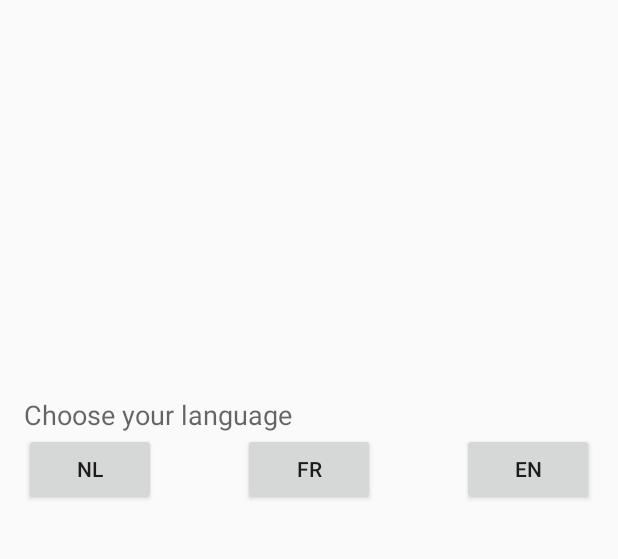
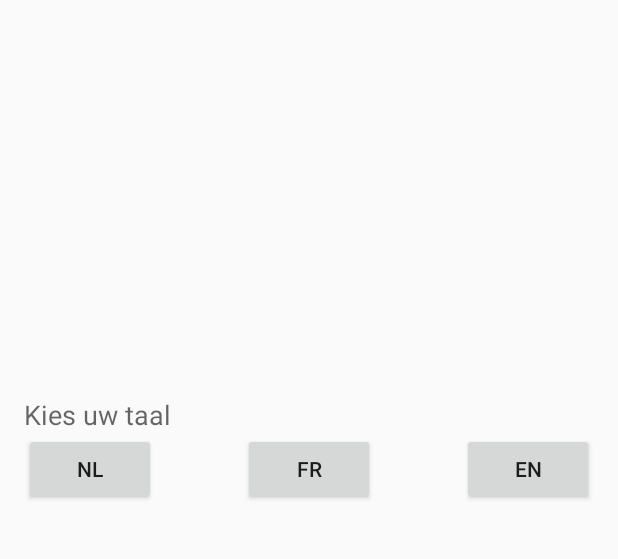
Before and after one commit to oSoc14/Artoria, an Android app: the screen it shows after launch (LanguageChoiceActivity), on a phone screen of 412 x 824 dp, the part 149-708 px from its top. Run offline under Robolectric (Android 15) with nearby library versions, the phone set to English and light mode, and no system bars; 2 statements that could not run were skipped.

Commit message:
Fixed images scaling and translated a string

```diff
--- a/app/src/main/java/be/artoria/belfortapp/mixare/mgr/location/LocationMgrImpl.java
+++ b/app/src/main/java/be/artoria/belfortapp/mixare/mgr/location/LocationMgrImpl.java
@@ -79,9 +79,9 @@ class LocationMgrImpl implements LocationFinder {
 		// fallback for the case where GPS and network providers are disabled
 		Location hardFix = new Location("reverseGeocoded");
 
-		// Belfort
-		hardFix.setLatitude(46.480302);
-		hardFix.setLongitude(11.296005);
+		// Belfort gent
+		hardFix.setLatitude(51.053642);
+		hardFix.setLongitude(3.724892);
 		hardFix.setAltitude(60);
 
 		try {
--- a/app/src/main/res/layout/activity_language_choice.xml
+++ b/app/src/main/res/layout/activity_language_choice.xml
@@ -50,7 +50,7 @@
         android:layout_width="wrap_content"
         android:layout_height="wrap_content"
         android:textAppearance="?android:attr/textAppearanceMedium"
-        android:text="Choose your language"
+        android:text="@string/lang_choice"
         android:id="@+id/textView2"
         android:layout_above="@+id/dutch"
         android:layout_alignParentLeft="true"
--- a/app/src/main/res/layout/activity_monument_detail.xml
+++ b/app/src/main/res/layout/activity_monument_detail.xml
@@ -16,9 +16,10 @@
             android:layout_width="match_parent"
             android:layout_height="match_parent"
             android:id="@+id/imageView"
-            tools:src="@drawable/img_not_found"
             android:padding="0dp"
-            android:layout_gravity="center"/>
+            android:scaleType="centerCrop"
+            android:layout_gravity="center"
+            tools:src="@drawable/img_not_found"/>
 
         <ImageView
             android:id="@+id/imgType"
--- a/app/src/main/res/values/strings.xml
+++ b/app/src/main/res/values/strings.xml
@@ -68,6 +68,7 @@
     <string name="SW">SW</string>
     <string name="W">W</string>
     <string name="NW">NW</string>
+    <string name="lang_choice">Kies uw taal</string>
 
 
 </resources>
```
Also changed, not shown: 2 other files.
